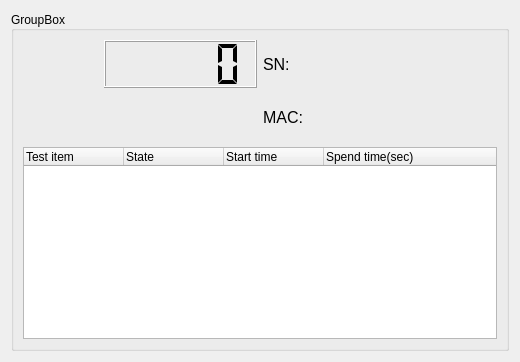
wayneliu0512/Robot_v1, file Robot_v1/tooling.ui: the form before one commit.
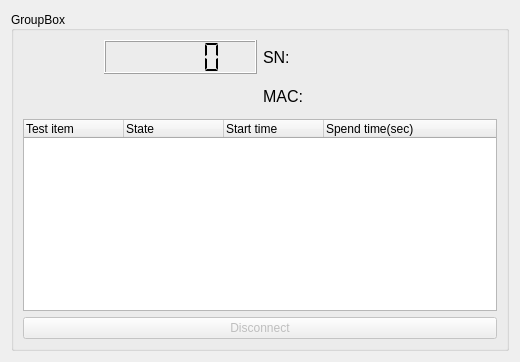
The form after the commit. Icons and pictures are not drawn. Custom widgets are drawn as their Qt base class.

Commit message:
Robot_v1: 加入Tooling disconnect 功能, Mac OS 支援功能移除,
手臂程式：
	Debug:
		PASS1, PASS2 互換 -> 解決手臂會卡到靜電盒問題
		修改 TrayManager_Reset() -> 解決PASS2 滿盤後 , Reset 會放置到PASS2的錯誤
		對調 STACK_BUFF, STACK_PASS sensor 的 io 位置 -> 解決Buff 區 空盤 , Reset 會放置到第一層的錯誤

Patch:
```diff
--- a/Robot_v1/tooling.ui
+++ b/Robot_v1/tooling.ui
@@ -258,6 +258,21 @@
         </item>
        </layout>
       </item>
+      <item row="3" column="0" colspan="2">
+       <widget class="QPushButton" name="disconnectButton">
+        <property name="enabled">
+         <bool>false</bool>
+        </property>
+        <property name="font">
+         <font>
+          <family>Microsoft JhengHei UI</family>
+         </font>
+        </property>
+        <property name="text">
+         <string>Disconnect</string>
+        </property>
+       </widget>
+      </item>
      </layout>
     </widget>
    </item>
```
The commit also changes 13 other files.
